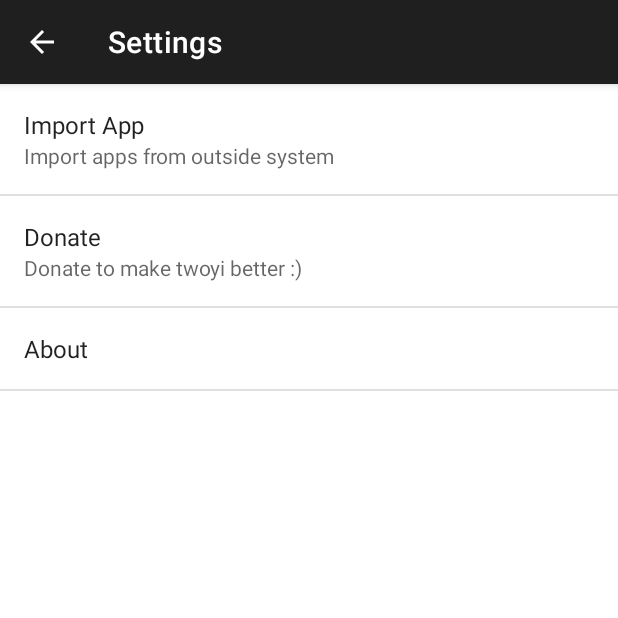
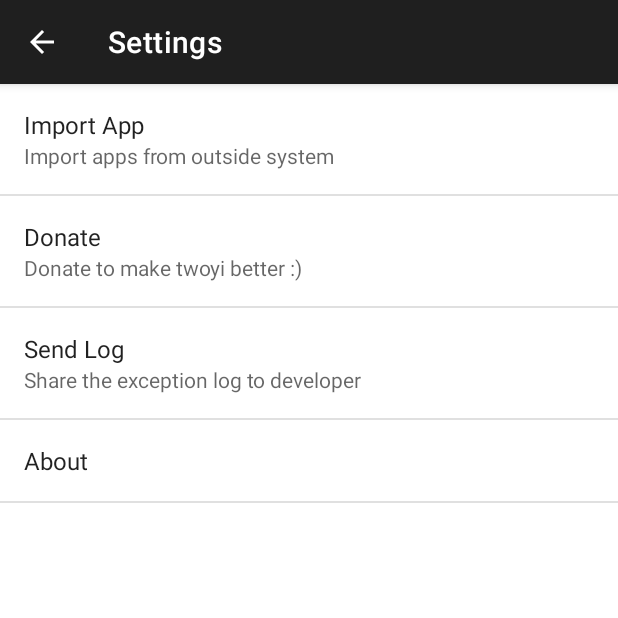
Before and after one commit to Disable-OP/twoyi, an Android app: the SettingsActivity screen opened directly, with no data from a screen before it, on a phone screen of 412 x 824 dp, the top half of it. Run offline under Robolectric (Android 15) with nearby library versions, the phone set to English and light mode, and no system bars; libraries missing offline, so code that uses them is left out: com.microsoft.appcenter.

Commit message:
Add sharing log with developers

```diff
--- a/app/src/main/res/values/strings.xml
+++ b/app/src/main/res/values/strings.xml
@@ -68,4 +68,6 @@
     <string name="install_failed_reason">install failed: %1$s</string>
     <string name="look_it">Read it</string>
     <string name="tips_for_android12">You are running on Android 12, please follow the guide to use twoyi.</string>
+    <string name="settings_key_sendlog">Send Log</string>
+    <string name="settings_sendlog_summary">Share the exception log to developer</string>
 </resources>
--- a/app/src/main/res/xml/pref_settings.xml
+++ b/app/src/main/res/xml/pref_settings.xml
@@ -18,6 +18,11 @@
         android:title="@string/settings_key_donate" />
 
     <Preference
+        android:key="@string/settings_key_sendlog"
+        android:summary="@string/settings_sendlog_summary"
+        android:title="@string/settings_key_sendlog" />
+
+    <Preference
         android:key="@string/settings_key_about"
         android:title="@string/settings_key_about" />
 
```
Also changed, not shown: app/src/main/AndroidManifest.xml (+10 -0 lines), app/src/main/java/io/twoyi/ui/SettingsActivity.java (+33 -0 lines), app/src/main/res/xml/filepaths.xml (added, +10 -0 lines), 1 other file.
